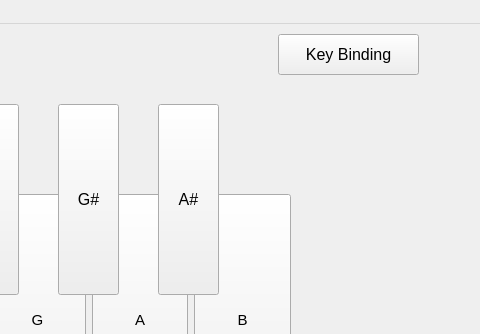
bembek7/DigitalPiano, file mainwindow.ui: the form before one commit; both pictures show x 542 to 1022 and y 0 to 334 of the 1022 by 544 pixel window.
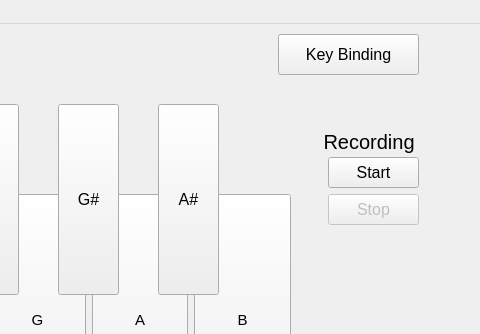
The form after the commit.

Commit message: Recording setup.

```diff
--- a/mainwindow.ui
+++ b/mainwindow.ui
@@ -546,6 +546,53 @@
        <string>Key Binding</string>
       </property>
      </widget>
+     <widget class="QLabel" name="label_13">
+      <property name="geometry">
+       <rect>
+        <x>860</x>
+        <y>100</y>
+        <width>121</width>
+        <height>35</height>
+       </rect>
+      </property>
+      <property name="font">
+       <font>
+        <pointsize>15</pointsize>
+       </font>
+      </property>
+      <property name="text">
+       <string> Recording</string>
+      </property>
+     </widget>
+     <widget class="QPushButton" name="StartRecordingButton">
+      <property name="geometry">
+       <rect>
+        <x>870</x>
+        <y>133</y>
+        <width>91</width>
+        <height>31</height>
+       </rect>
+      </property>
+      <property name="text">
+       <string>Start</string>
+      </property>
+     </widget>
+     <widget class="QPushButton" name="StopRecordingButton">
+      <property name="enabled">
+       <bool>false</bool>
+      </property>
+      <property name="geometry">
+       <rect>
+        <x>870</x>
+        <y>170</y>
+        <width>91</width>
+        <height>31</height>
+       </rect>
+      </property>
+      <property name="text">
+       <string>Stop</string>
+      </property>
+     </widget>
     </widget>
     <widget class="QWidget" name="BindingPage">
      <widget class="QPushButton" name="SwitchToPlayingButton">
```
The commit also changes 5 other files.
